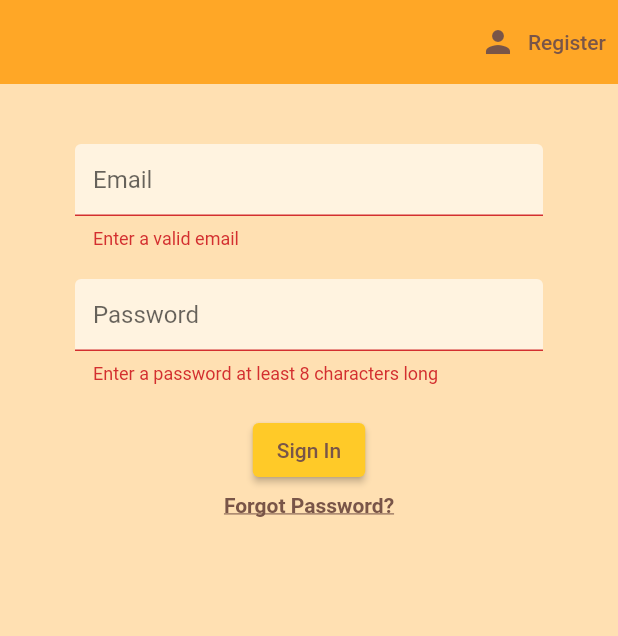
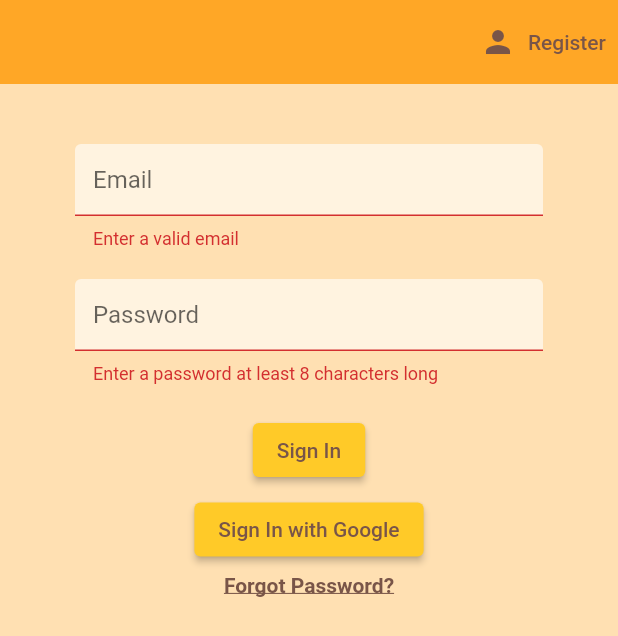
Before and after one commit to GenFusion122/Orbital-2122-Bicheal, a Flutter app: the screen it shows after launch, after a tap on "Sign In", on a phone screen of 412 x 824 dp. Shown: the top 636 px of the screen. Run offline on Flutter 3.47's test engine with Material 2 defaults, Android fonts, the phone set to English and light mode, and no system bars; our stand-ins replace cloud_firestore, email_validator, firebase_auth, firebase_core, fl_chart, flutter_local_notifications and 6 more; missing offline and left inert: flutter_local_notifications_platform_interface; accounts and stored records are empty.

Commit message:
Modified auth service to include google sign in option

```diff
--- a/beecheal/lib/main.dart
+++ b/beecheal/lib/main.dart
@@ -27,7 +27,9 @@ Future<void> main() async {
       notificationAppLaunchDetails?.didNotificationLaunchApp ?? false
           ? notificationAppLaunchDetails?.payload
           : '/';
-  runApp(StreamProvider<UserID?>.value(
+  runApp(ChangeNotifierProvider(
+    create: (context) => AuthService(),
+    child: StreamProvider<UserID?>.value(
       initialData: null,
       value: AuthService().user,
       child: StreamProvider<User?>.value(
@@ -45,5 +47,6 @@ Future<void> main() async {
               child: JournalEntries()),
         }),
       ),
+    ),
   ));
 }
--- a/beecheal/lib/screens/authenticate/sign_in.dart
+++ b/beecheal/lib/screens/authenticate/sign_in.dart
@@ -3,6 +3,8 @@ import 'package:beecheal/services/auth.dart';
 import 'package:email_validator/email_validator.dart';
 import 'package:beecheal/custom widgets/constants.dart';
 import 'package:flutter/gestures.dart';
+import 'package:google_sign_in/google_sign_in.dart';
+import 'package:provider/provider.dart';
 
 class SignIn extends StatefulWidget {
   // const SignIn({Key? key}) : super(key: key);
@@ -84,6 +86,19 @@ class _SignInState extends State<SignIn> {
                     }
                   },
                   child: Text('Sign In',
+                      style: TextStyle(color: Colors.brown[500])),
+                ),
+                SizedBox(height: 5.0),
+                ElevatedButton(
+                  style: ButtonStyle(
+                      backgroundColor:
+                          MaterialStateProperty.all(Colors.amber[400])),
+                  onPressed: () async {
+                    final provider =
+                        Provider.of<AuthService>(context, listen: false);
+                    provider.googleLogin();
+                  },
+                  child: Text('Sign In with Google',
                       style: TextStyle(color: Colors.brown[500])),
                 ),
                 SizedBox(height: 5.0),
--- a/beecheal/lib/screens/home/home.dart
+++ b/beecheal/lib/screens/home/home.dart
@@ -113,6 +113,9 @@ class _HomeState extends State<Home> {
                           await NotificationService.getNotificationInstance()
                               .cancelAll();
                           await _auth.signOut();
+                          final provider =
+                              Provider.of<AuthService>(context, listen: false);
+                          provider.signOut();
                           setState(() {});
                         }),
                   ),
--- a/beecheal/pubspec.yaml
+++ b/beecheal/pubspec.yaml
@@ -36,6 +36,7 @@ dependencies:
   # Use with the CupertinoIcons class for iOS style icons.
   cupertino_icons: ^1.0.2
   firebase_auth: ^3.3.18
+  google_sign_in: ^5.3.3
   cloud_firestore: ^3.1.15
   firebase_core: ^1.17.0
   provider: ^6.0.2
```
Also changed, not shown: beecheal/lib/services/auth.dart (+27 -4 lines), beecheal/pubspec.lock, 1 other file. Lines whose indentation alone changed are shown as unchanged.
